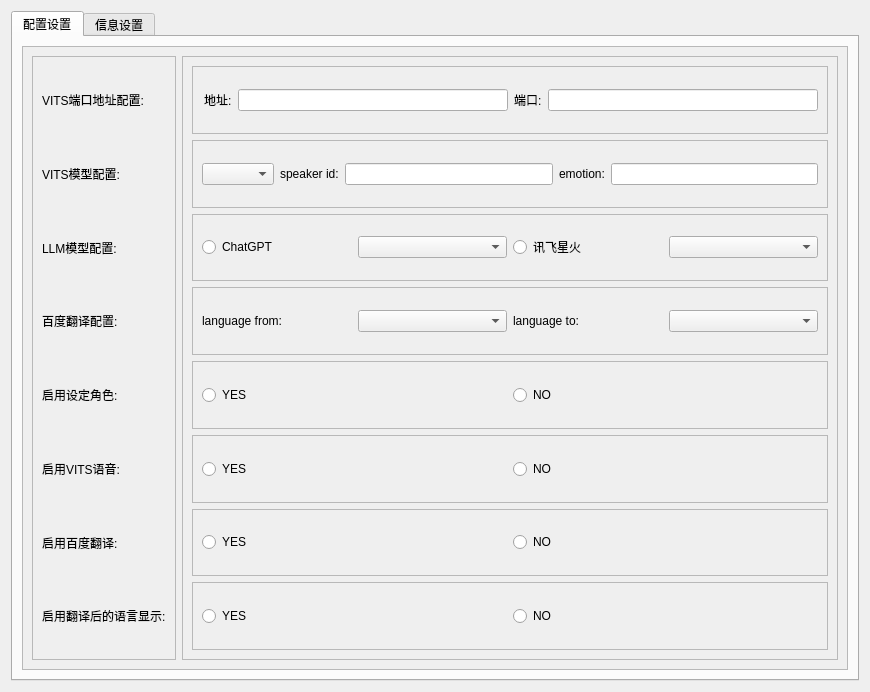
Before: the Qt Designer form LogGpt/setdialogwidget.ui in log159/LogChat, drawn with Qt 5.
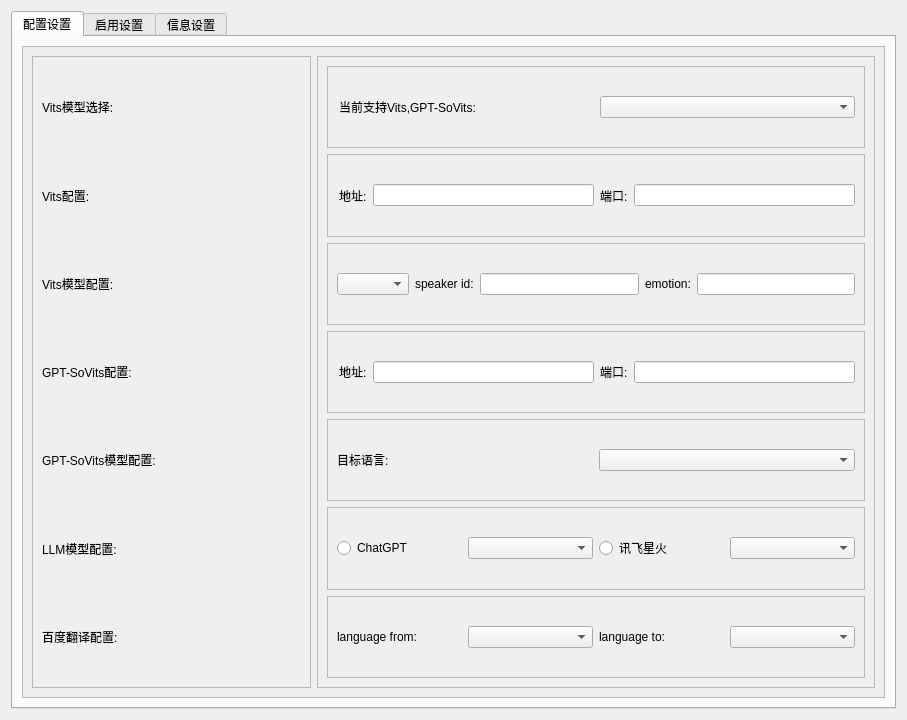
After: the same form once the commit is applied. The open tabs and pages were chosen to show the change.

The edit to the form file:
```diff
--- a/LogGpt/setdialogwidget.ui
+++ b/LogGpt/setdialogwidget.ui
@@ -6,8 +6,8 @@
    <rect>
     <x>0</x>
     <y>0</y>
-    <width>870</width>
-    <height>692</height>
+    <width>907</width>
+    <height>720</height>
    </rect>
   </property>
   <property name="minimumSize">
@@ -19,7 +19,7 @@
   <property name="windowTitle">
    <string>Form</string>
   </property>
-  <layout class="QGridLayout" name="gridLayout_7">
+  <layout class="QGridLayout" name="gridLayout_3">
    <item row="0" column="0">
     <widget class="QTabWidget" name="tabWidget">
      <property name="minimumSize">
@@ -29,7 +29,7 @@
       </size>
      </property>
      <property name="currentIndex">
-      <number>1</number>
+      <number>0</number>
      </property>
      <widget class="QWidget" name="tab_deploy">
       <attribute name="title">
@@ -46,13 +46,25 @@
            <rect>
             <x>0</x>
             <y>0</y>
-            <width>820</width>
-            <height>614</height>
+            <width>857</width>
+            <height>642</height>
            </rect>
           </property>
-          <layout class="QGridLayout" name="gridLayout_3">
+          <layout class="QGridLayout" name="gridLayout">
            <item row="0" column="0">
             <widget class="QFrame" name="frame_label_deploy">
+             <property name="minimumSize">
+              <size>
+               <width>200</width>
+               <height>0</height>
+              </size>
+             </property>
+             <property name="maximumSize">
+              <size>
+               <width>300</width>
+               <height>16777215</height>
+              </size>
+             </property>
              <property name="frameShape">
               <enum>QFrame::StyledPanel</enum>
              </property>
@@ -60,17 +72,38 @@
               <enum>QFrame::Raised</enum>
              </property>
              <layout class="QVBoxLayout" name="verticalLayout_7">
-              <item>
-               <widget class="QLabel" name="label_vits">
-                <property name="text">
-                 <string>VITS端口地址配置:</string>
-                </property>
-               </widget>
-              </item>
               <item>
                <widget class="QLabel" name="label_vits_select">
                 <property name="text">
-                 <string>VITS模型配置:</string>
+                 <string>Vits模型选择:</string>
+                </property>
+               </widget>
+              </item>
+              <item>
+               <widget class="QLabel" name="label_vits_url">
+                <property name="text">
+                 <string>Vits配置:</string>
+                </property>
+               </widget>
+              </item>
+              <item>
+               <widget class="QLabel" name="label_vits_set">
+                <property name="text">
+                 <string>Vits模型配置:</string>
+                </property>
+               </widget>
+              </item>
+              <item>
+               <widget class="QLabel" name="label_gptsovits_url">
+                <property name="text">
+                 <string>GPT-SoVits配置:</string>
+                </property>
+               </widget>
+              </item>
+              <item>
+               <widget class="QLabel" name="label_gptsovits_set">
+                <property name="text">
+                 <string>GPT-SoVits模型配置:</string>
                 </property>
                </widget>
               </item>
@@ -88,38 +121,10 @@
                 </property>
                </widget>
               </item>
-              <item>
-               <widget class="QLabel" name="label_config_enable">
-                <property name="text">
-                 <string>启用设定角色:</string>
-                </property>
-               </widget>
-              </item>
-              <item>
-               <widget class="QLabel" name="label_sound_enable">
-                <property name="text">
-                 <string>启用VITS语音:</string>
-                </property>
-               </widget>
-              </item>
-              <item>
-               <widget class="QLabel" name="label_baidu_enable">
-                <property name="text">
-                 <string>启用百度翻译:</string>
-                </property>
-               </widget>
-              </item>
-              <item>
-               <widget class="QLabel" name="label_baidu_show_enable">
-                <property name="text">
-                 <string>启用翻译后的语言显示:</string>
-                </property>
-               </widget>
-              </item>
              </layout>
             </widget>
            </item>
-           <item row="0" column="1">
+           <item row="0" column="1" colspan="2">
             <widget class="QFrame" name="frame_set_deploy">
              <property name="frameShape">
               <enum>QFrame::StyledPanel</enum>
@@ -127,8 +132,33 @@
              <property name="frameShadow">
               <enum>QFrame::Raised</enum>
              </property>
-             <layout class="QGridLayout" name="gridLayout">
-              <item row="0" column="0">
+             <layout class="QVBoxLayout" name="verticalLayout_10">
+              <item>
+               <widget class="QFrame" name="frame_vits_3">
+                <property name="frameShape">
+                 <enum>QFrame::StyledPanel</enum>
+                </property>
+                <property name="frameShadow">
+                 <enum>QFrame::Raised</enum>
+                </property>
+                <layout class="QHBoxLayout" name="horizontalLayout_18">
+                 <property name="leftMargin">
+                  <number>11</number>
+                 </property>
+                 <item>
+                  <widget class="QLabel" name="label_vits_select_some">
+                   <property name="text">
+                    <string>当前支持Vits,GPT-SoVits:</string>
+                   </property>
+                  </widget>
+                 </item>
+                 <item>
+                  <widget class="QComboBox" name="comboBox_vitsmany_select"/>
+                 </item>
+                </layout>
+               </widget>
+              </item>
+              <item>
                <widget class="QFrame" name="frame_vits">
                 <property name="frameShape">
                  <enum>QFrame::StyledPanel</enum>
@@ -163,7 +193,7 @@
                 </layout>
                </widget>
               </item>
-              <item row="1" column="0">
+              <item>
                <widget class="QFrame" name="frame_vits_select">
                 <property name="frameShape">
                  <enum>QFrame::StyledPanel</enum>
@@ -198,7 +228,64 @@
                 </layout>
                </widget>
               </item>
-              <item row="2" column="0">
+              <item>
+               <widget class="QFrame" name="frame_vits_2">
+                <property name="frameShape">
+                 <enum>QFrame::StyledPanel</enum>
+                </property>
+                <property name="frameShadow">
+                 <enum>QFrame::Raised</enum>
+                </property>
+                <layout class="QHBoxLayout" name="horizontalLayout_14">
+                 <property name="leftMargin">
+                  <number>11</number>
+                 </property>
+                 <item>
+                  <widget class="QLabel" name="label_gptsovits_address">
+                   <property name="text">
+                    <string>地址:</string>
+                   </property>
+                  </widget>
+                 </item>
+                 <item>
+                  <widget class="QLineEdit" name="lineEdit_gptsovits_address"/>
+                 </item>
+                 <item>
+                  <widget class="QLabel" name="label_gptsovits_port">
+                   <property name="text">
+                    <string>端口:</string>
+                   </property>
+                  </widget>
+                 </item>
+                 <item>
+                  <widget class="QLineEdit" name="lineEdit_gptsovits_port"/>
+                 </item>
+                </layout>
+               </widget>
+              </item>
+              <item>
+               <widget class="QFrame" name="frame_vits_select_2">
+                <property name="frameShape">
+                 <enum>QFrame::StyledPanel</enum>
+                </property>
+                <property name="frameShadow">
+                 <enum>QFrame::Raised</enum>
+                </property>
+                <layout class="QHBoxLayout" name="horizontalLayout_17">
+                 <item>
+                  <widget class="QLabel" name="label_gptsovits_language">
+                   <property name="text">
+                    <string>目标语言:</string>
+                   </property>
+                  </widget>
+                 </item>
+                 <item>
+                  <widget class="QComboBox" name="comboBox_gptsovits_language"/>
+                 </item>
+                </layout>
+               </widget>
+              </item>
+              <item>
                <widget class="QFrame" name="frame_llm_set">
                 <property name="frameShape">
                  <enum>QFrame::StyledPanel</enum>
@@ -230,7 +317,7 @@
                 </layout>
                </widget>
               </item>
-              <item row="3" column="0">
+              <item>
                <widget class="QFrame" name="frame_baidu_set">
                 <property name="frameShape">
                  <enum>QFrame::StyledPanel</enum>
@@ -262,7 +349,82 @@
                 </layout>
                </widget>
               </item>
-              <item row="4" column="0">
+             </layout>
+            </widget>
+           </item>
+          </layout>
+         </widget>
+        </widget>
+       </item>
+      </layout>
+     </widget>
+     <widget class="QWidget" name="tab">
+      <attribute name="title">
+       <string>启用设置</string>
+      </attribute>
+      <layout class="QGridLayout" name="gridLayout_7">
+       <item row="0" column="0">
+        <widget class="QFrame" name="frame_3">
+         <property name="minimumSize">
+          <size>
+           <width>200</width>
+           <height>0</height>
+          </size>
+         </property>
+         <property name="maximumSize">
+          <size>
+           <width>300</width>
+           <height>16777215</height>
+          </size>
+         </property>
+         <property name="frameShape">
+          <enum>QFrame::StyledPanel</enum>
+         </property>
+         <property name="frameShadow">
+          <enum>QFrame::Raised</enum>
+         </property>
+         <layout class="QVBoxLayout" name="verticalLayout">
+          <item>
+           <widget class="QLabel" name="label_config_enable">
+            <property name="text">
+             <string>启用设定角色:</string>
+            </property>
+           </widget>
+          </item>
+          <item>
+           <widget class="QLabel" name="label_sound_enable">
+            <property name="text">
+             <string>启用VITS语音:</string>
+            </property>
+           </widget>
+          </item>
+          <item>
+           <widget class="QLabel" name="label_baidu_enable">
+            <property name="text">
+             <string>启用百度翻译:</string>
+            </property>
+           </widget>
+          </item>
+          <item>
+           <widget class="QLabel" name="label_baidu_show_enable">
+            <property name="text">
+             <string>启用翻译后的语言显示:</string>
+            </property>
+           </widget>
+          </item>
+         </layout>
+        </widget>
+       </item>
+       <item row="0" column="1">
+        <widget class="QFrame" name="frame">
+         <property name="frameShape">
+          <enum>QFrame::StyledPanel</enum>
+         </property>
+         <property name="frameShadow">
+          <enum>QFrame::Raised</enum>
+         </property>
+         <layout class="QVBoxLayout" name="verticalLayout_9">
+          <item>
                <widget class="QFrame" name="frame_config_enable">
                 <property name="frameShape">
                  <enum>QFrame::StyledPanel</enum>
@@ -288,7 +450,7 @@
                 </layout>
                </widget>
               </item>
-              <item row="5" column="0">
+          <item>
                <widget class="QFrame" name="frame_sound_enable">
                 <property name="frameShape">
                  <enum>QFrame::StyledPanel</enum>
@@ -314,7 +476,7 @@
                 </layout>
                </widget>
               </item>
-              <item row="6" column="0">
+          <item>
                <widget class="QFrame" name="frame_baidu_enable">
                 <property name="frameShape">
                  <enum>QFrame::StyledPanel</enum>
@@ -340,7 +502,7 @@
                 </layout>
                </widget>
               </item>
-              <item row="7" column="0">
+          <item>
                <widget class="QFrame" name="frame_baidu_show_enable">
                 <property name="frameShape">
                  <enum>QFrame::StyledPanel</enum>
@@ -371,10 +533,6 @@
            </item>
           </layout>
          </widget>
-        </widget>
-       </item>
-      </layout>
-     </widget>
      <widget class="QWidget" name="tab_information">
       <attribute name="title">
        <string>信息设置</string>
@@ -390,8 +548,8 @@
            <rect>
             <x>0</x>
             <y>0</y>
-            <width>820</width>
-            <height>614</height>
+            <width>857</width>
+            <height>642</height>
            </rect>
           </property>
           <layout class="QGridLayout" name="gridLayout_5">
```
Lines whose indentation alone changed are shown as unchanged.
